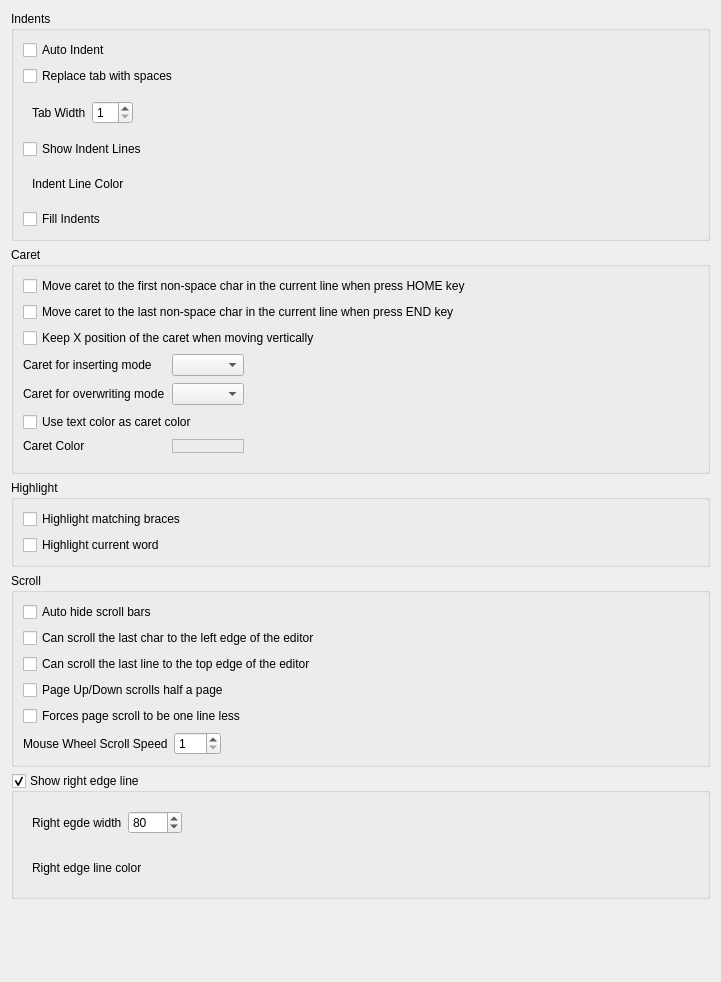
This is RedPandaIDE/settingsdialog/editorgeneralwidget.ui in royqh1979/RedPanda-CPP as Qt 5 draws it before an edit. The edited form follows.
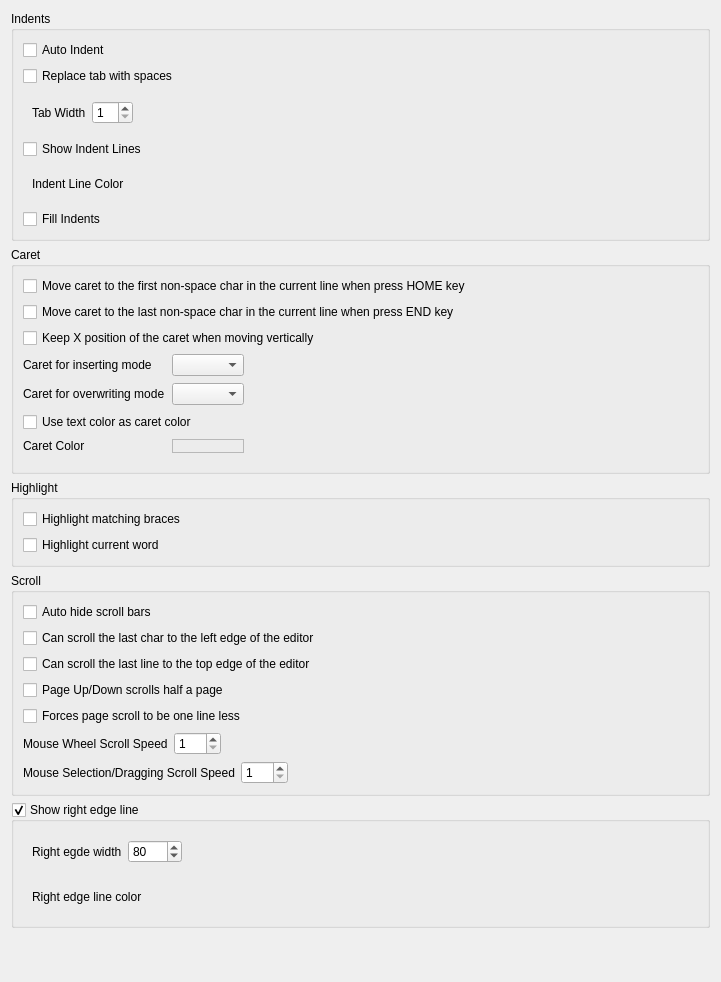
This is the edited form. Custom widgets are drawn as their Qt base class.

Commit message: - enhancement: reduce startup time by about 1 second.   - enhancement: add option "mouse selection/drag scroll speed" in the options dialog's "Editor" / "general" tab.   - fix: scroll speed of mouse selection/drag is too fast.

Diff of the .ui file:
```diff
--- a/RedPandaIDE/settingsdialog/editorgeneralwidget.ui
+++ b/RedPandaIDE/settingsdialog/editorgeneralwidget.ui
@@ -340,6 +340,54 @@
         </layout>
        </widget>
       </item>
+      <item>
+       <widget class="QWidget" name="widget_7" native="true">
+        <layout class="QHBoxLayout" name="horizontalLayout_4">
+         <property name="leftMargin">
+          <number>0</number>
+         </property>
+         <property name="topMargin">
+          <number>0</number>
+         </property>
+         <property name="rightMargin">
+          <number>0</number>
+         </property>
+         <property name="bottomMargin">
+          <number>0</number>
+         </property>
+         <item>
+          <widget class="QLabel" name="label_2">
+           <property name="text">
+            <string>Mouse Selection/Dragging Scroll Speed</string>
+           </property>
+          </widget>
+         </item>
+         <item>
+          <widget class="QSpinBox" name="spinMouseSelectionScrollSpeed">
+           <property name="minimum">
+            <number>1</number>
+           </property>
+           <property name="maximum">
+            <number>100</number>
+           </property>
+          </widget>
+         </item>
+         <item>
+          <spacer name="horizontalSpacer_7">
+           <property name="orientation">
+            <enum>Qt::Horizontal</enum>
+           </property>
+           <property name="sizeHint" stdset="0">
+            <size>
+             <width>40</width>
+             <height>20</height>
+            </size>
+           </property>
+          </spacer>
+         </item>
+        </layout>
+       </widget>
+      </item>
      </layout>
     </widget>
    </item>
```
The commit also changes 10 other files.
